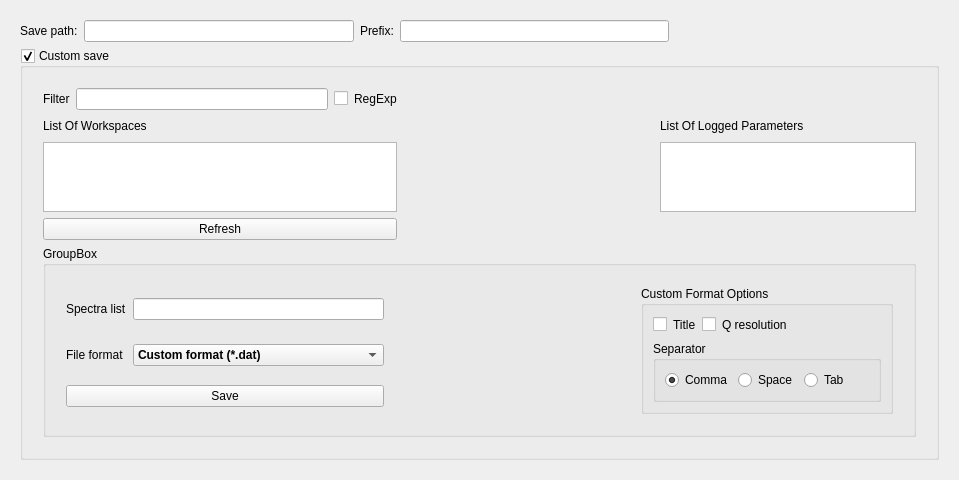
First picture: the form in MantidQt/CustomInterfaces/inc/MantidQtCustomInterfaces/Reflectometry/ReflSaveTabWidget.ui, repository mantidproject/mantid, before the edit.
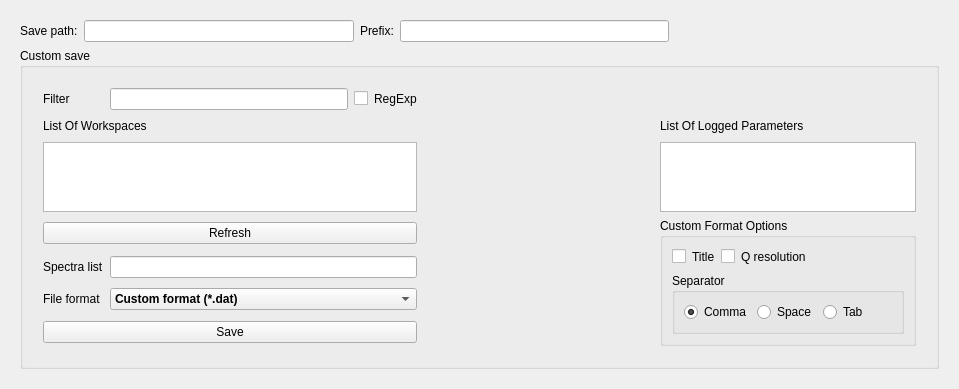
Second picture: the form after the edit.

Commit message: Re #17816 Removed groupBox + set customSave uncheckable

What changed in the file:
```diff
--- a/MantidQt/CustomInterfaces/inc/MantidQtCustomInterfaces/Reflectometry/ReflSaveTabWidget.ui
+++ b/MantidQt/CustomInterfaces/inc/MantidQtCustomInterfaces/Reflectometry/ReflSaveTabWidget.ui
@@ -59,9 +59,6 @@
           <property name="title">
             <string>Custom save</string>
           </property>
-          <property name="checkable">
-            <bool>true</bool>
-          </property>
           <layout class="QGridLayout" name="customSaveLayout">
             <property name="margin">
               <number>20</number>
@@ -130,7 +127,7 @@
               <widget class="QTextEdit" name="listOfWorkspacesEdit"/>
             </item>
             <item row="2" column="4">
-              <spacer name="customSaveSpacer3">
+              <spacer name="customSaveSpacer2">
                 <property name="orientation">
                   <enum>Qt::Horizontal</enum>
                 </property>
@@ -153,7 +150,7 @@
               </widget>
             </item>
             <item row="3" column="4">
-              <spacer name="customSaveSpacer4">
+              <spacer name="customSaveSpacer3">
                 <property name="orientation">
                   <enum>Qt::Horizontal</enum>
                 </property>
@@ -165,108 +162,7 @@
                 </property>
               </spacer>
             </item>
-            <item row="4" column="0" colspan="6">
-              <widget class="QGroupBox" name="groupBoxGroup">
-                <property name="title">
-                  <string>GroupBox</string>
-                </property>
-                <layout class="QGridLayout" name="groupBoxLayout">
-                  <property name="margin">
-                    <number>20</number>
-                  </property>
-                  <item row ="0" column="0">
-                    <widget class="QLabel" name="spectraListLabel">
-                      <property name="text">
-                        <string>Spectra list</string>
-                      </property>
-                    </widget>
-                  </item>
-                  <item row="0" column="1">
-                    <widget class="QLineEdit" name="spectraListEdit"/>
-                  </item>
-                  <item row="0" column="2">
-                    <spacer name="groupBoxSpacer0">
-                      <property name="orientation">
-                        <enum>Qt::Horizontal</enum>
-                      </property>
-                      <property name="sizeHint" stdset="0">
-                        <size>
-                          <width>20</width>
-                          <height>20</height>
-                        </size>
-                      </property>
-                    </spacer>
-                  </item>        
-                  <item row ="1" column="0">
-                    <widget class="QLabel" name="fileFormatLabel">
-                      <property name="text">
-                        <string>File format</string>
-                      </property>
-                    </widget>
-                  </item>
-                  <item row="1" column="1">
-                    <widget class="QComboBox" name="fileFormatComboBox">
-                      <item>
-                        <property name="text">
-                          <string>Custom format (*.dat)</string>
-                        </property>
-                      </item>
-                      <item>
-                        <property name="text">
-                          <string>3 column (*.dat)</string>
-                        </property>
-                      </item>
-                      <item>
-                        <property name="text">
-                          <string>ANSTO, MotoFit, 4 column (*.txt)</string>
-                        </property>
-                      </item>
-                      <item>
-                        <property name="text">
-                          <string>ILL Cosmos (*.mft)</string>
-                        </property>
-                      </item>
-                      <property name="font">
-                        <font>
-                          <bold>true</bold>
-                        </font>
-                      </property>
-                    </widget>
-                  </item>
-                  <item row="1" column="2">
-                    <spacer name="groupBoxSpacer1">
-                      <property name="orientation">
-                        <enum>Qt::Horizontal</enum>
-                      </property>
-                      <property name="sizeHint" stdset="0">
-                        <size>
-                          <width>20</width>
-                          <height>20</height>
-                        </size>
-                      </property>
-                    </spacer>
-                  </item>  
-                  <item row="2" column="0" colspan="2">
-                    <widget class="QPushButton" name="saveButton">
-                      <property name="text">
-                        <string>Save</string>
-                      </property>
-                    </widget>
-                  </item>
-                  <item row="2" column="2">
-                    <spacer name="groupBoxSpacer2">
-                      <property name="orientation">
-                        <enum>Qt::Horizontal</enum>
-                      </property>
-                      <property name="sizeHint" stdset="0">
-                        <size>
-                          <width>20</width>
-                          <height>20</height>
-                        </size>
-                      </property>
-                    </spacer>
-                  </item>
-                  <item row="0" column="3" rowspan="3">
+            <item row="3" column="5" rowspan="4">
                     <widget class="QGroupBox" name="customFormatOptionsGroup">
                       <property name="title">
                         <string>Custom Format Options</string>
@@ -353,10 +249,99 @@
                         </item>
                       </layout>
                     </widget>
-                  </item>       
-                </layout>
+            </item>     
+            <item row ="4" column="0">
+              <widget class="QLabel" name="spectraListLabel">
+                <property name="text">
+                  <string>Spectra list</string>
+                </property>
               </widget>
             </item>
+            <item row="4" column="1" colspan="3">
+              <widget class="QLineEdit" name="spectraListEdit"/>
+            </item>
+            <item row="4" column="4">
+              <spacer name="customSaveSpacer4">
+                <property name="orientation">
+                  <enum>Qt::Horizontal</enum>
+                </property>
+                <property name="sizeHint" stdset="0">
+                  <size>
+                    <width>20</width>
+                    <height>20</height>
+                  </size>
+                </property>
+              </spacer>
+            </item>            
+            <item row ="5" column="0">
+              <widget class="QLabel" name="fileFormatLabel">
+                <property name="text">
+                  <string>File format</string>
+                </property>
+              </widget>
+            </item>
+            <item row="5" column="1" colspan="3">
+              <widget class="QComboBox" name="fileFormatComboBox">
+                <item>
+                  <property name="text">
+                    <string>Custom format (*.dat)</string>
+                  </property>
+                </item>
+                <item>
+                  <property name="text">
+                    <string>3 column (*.dat)</string>
+                  </property>
+                </item>
+                <item>
+                  <property name="text">
+                    <string>ANSTO, MotoFit, 4 column (*.txt)</string>
+                  </property>
+                </item>
+                <item>
+                  <property name="text">
+                    <string>ILL Cosmos (*.mft)</string>
+                  </property>
+                </item>
+                <property name="font">
+                  <font>
+                    <bold>true</bold>
+                  </font>
+                </property>
+              </widget>
+            </item>
+            <item row="5" column="4">
+              <spacer name="customSaveSpacer5">
+                <property name="orientation">
+                  <enum>Qt::Horizontal</enum>
+                </property>
+                <property name="sizeHint" stdset="0">
+                  <size>
+                    <width>20</width>
+                    <height>20</height>
+                  </size>
+                </property>
+              </spacer>
+            </item>
+            <item row="6" column="0" colspan="4">
+              <widget class="QPushButton" name="saveButton">
+                <property name="text">
+                  <string>Save</string>
+                </property>
+              </widget>
+            </item>
+            <item row="6" column="4">
+              <spacer name="customSaveSpacer6">
+                <property name="orientation">
+                  <enum>Qt::Horizontal</enum>
+                </property>
+                <property name="sizeHint" stdset="0">
+                  <size>
+                    <width>20</width>
+                    <height>20</height>
+                  </size>
+                </property>
+              </spacer>
+            </item>    
           </layout>
         </widget>
       </item>
```
Lines whose indentation alone changed are shown as unchanged.
